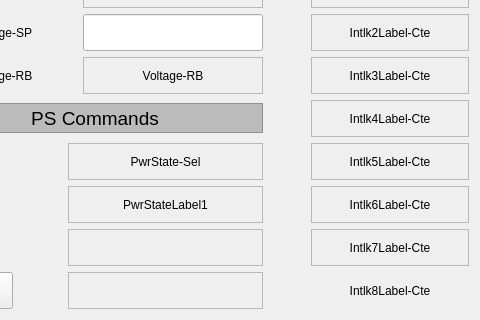
First picture: the form in siriushlacon/spixconv/ui/nlk.ui, repository lnls-sirius/pydm-opi, before the edit; both pictures show x 84 to 564 and y 201 to 521 of the 564 by 521 pixel window.
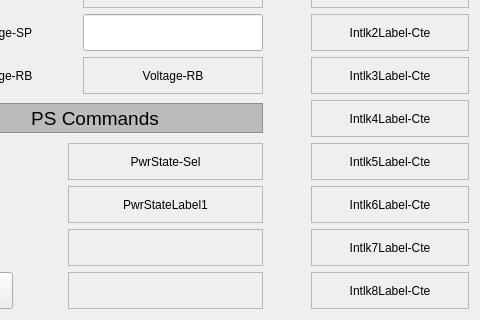
Second picture: the form after the edit. Custom widgets are drawn as their Qt base class.

What changed in the file:
```diff
--- a/siriushlacon/spixconv/ui/nlk.ui
+++ b/siriushlacon/spixconv/ui/nlk.ui
@@ -2704,6 +2704,9 @@
        <property name="toolTip">
         <string/>
        </property>
+       <property name="frameShape">
+        <enum>QFrame::StyledPanel</enum>
+       </property>
        <property name="text">
         <string>Intlk8Label-Cte</string>
        </property>
```
Left out of the diff: 165 changed lines with no effect on the pictures.
